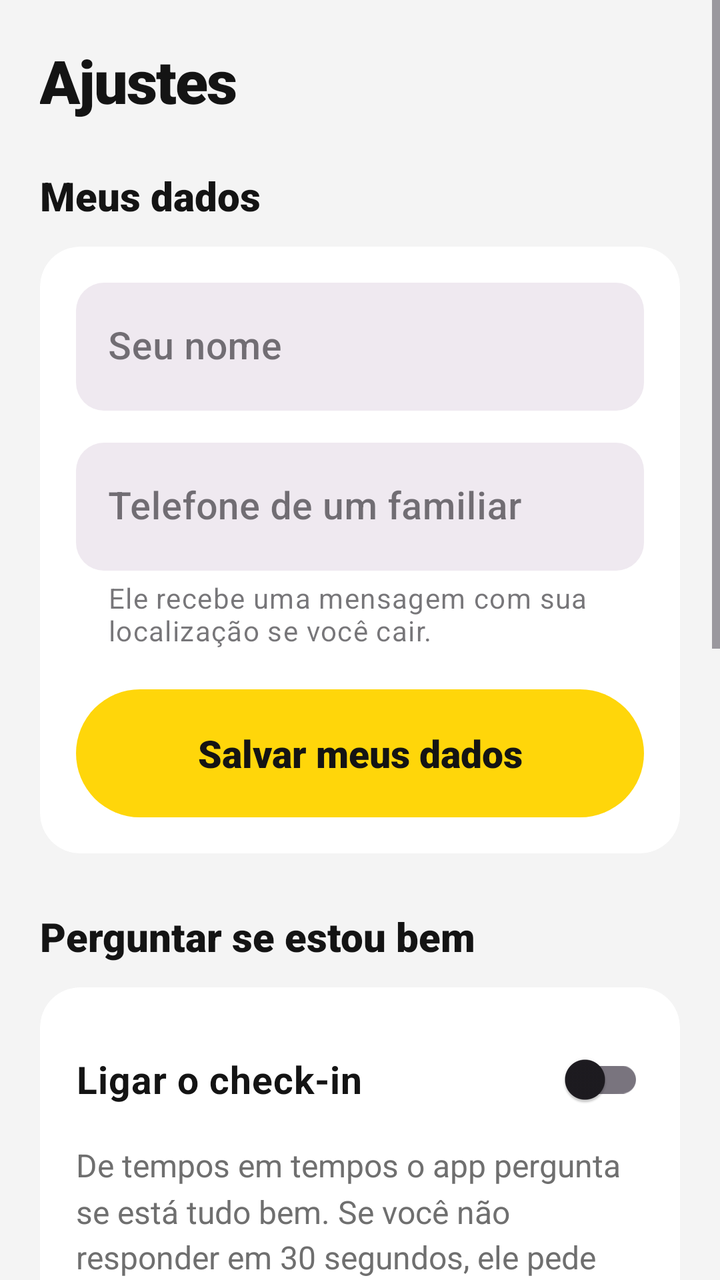
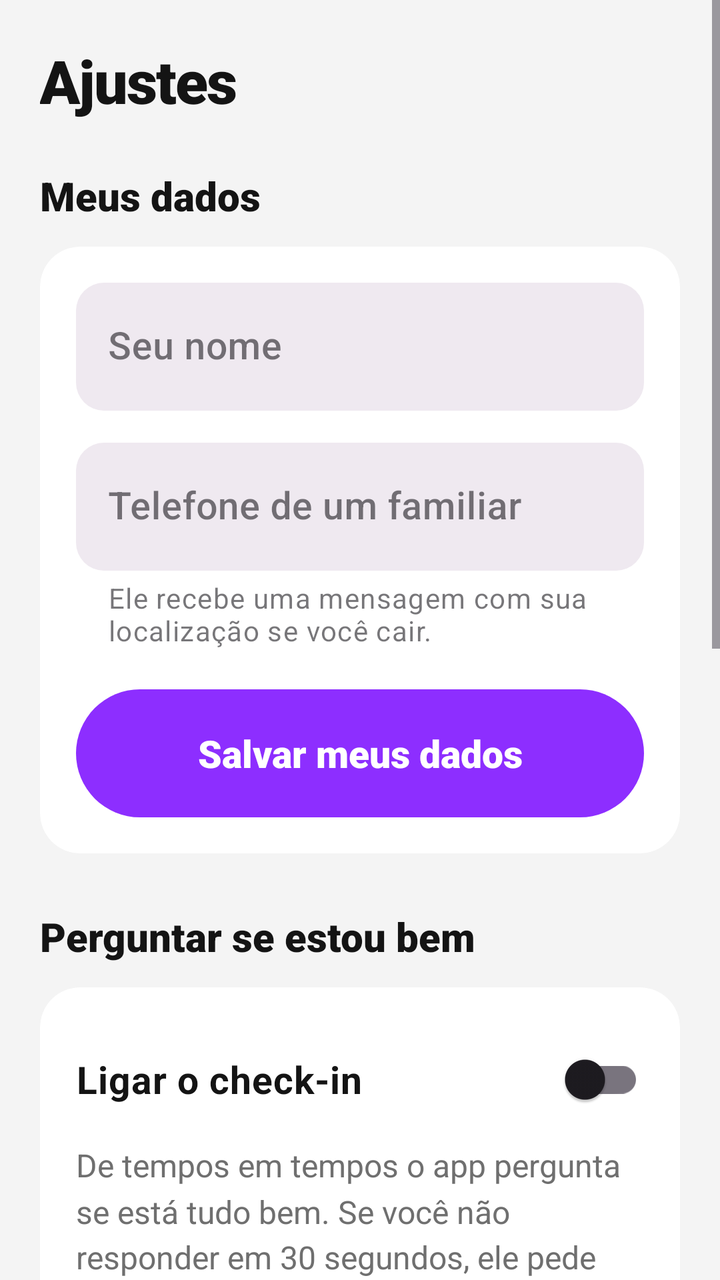

Before-and-after screenshots of an Android layout around one commit, followed by the original layout XML and the change that was made.
<!-- AndroidManifest.xml: application theme Theme.TresSensores -->
<!-- res/layout/tela_ajustes.xml -->
<?xml version="1.0" encoding="utf-8"?>
<ScrollView xmlns:android="http://schemas.android.com/apk/res/android"
    xmlns:app="http://schemas.android.com/apk/res-auto"
    android:layout_width="match_parent"
    android:layout_height="match_parent"
    android:fillViewport="true">

    <LinearLayout
        android:layout_width="match_parent"
        android:layout_height="wrap_content"
        android:orientation="vertical"
        android:padding="20dp">

        <TextView
            style="@style/Socorro.Titulo"
            android:layout_width="wrap_content"
            android:layout_height="wrap_content"
            android:text="Ajustes" />

        
        <TextView
            style="@style/Socorro.Secao"
            android:layout_width="wrap_content"
            android:layout_height="wrap_content"
            android:layout_marginTop="24dp"
            android:tag="sec"
            android:text="Meus dados" />

        <com.google.android.material.card.MaterialCardView
            style="@style/Socorro.Card"
            android:layout_width="match_parent"
            android:layout_height="wrap_content"
            android:layout_marginTop="12dp">

            <LinearLayout
                android:layout_width="match_parent"
                android:layout_height="wrap_content"
                android:orientation="vertical">

                <com.google.android.material.textfield.TextInputLayout
                    android:id="@+id/campoUsuario"
                    style="@style/Socorro.Campo"
                    android:layout_width="match_parent"
                    android:layout_height="wrap_content"
                    android:hint="Seu nome">

                    <com.google.android.material.textfield.TextInputEditText
                        android:id="@+id/edtUsuario"
                        style="@style/Socorro.CampoTexto"
                        android:layout_width="match_parent"
                        android:layout_height="wrap_content"
                        android:inputType="textPersonName|textCapWords"
                        android:maxLength="150" />
                </com.google.android.material.textfield.TextInputLayout>

                <com.google.android.material.textfield.TextInputLayout
                    style="@style/Socorro.Campo"
                    android:layout_width="match_parent"
                    android:layout_height="wrap_content"
                    android:layout_marginTop="16dp"
                    android:hint="Telefone de um familiar"
                    app:helperText="Ele recebe uma mensagem com sua localização se você cair.">

                    <com.google.android.material.textfield.TextInputEditText
                        android:id="@+id/edtTelefone"
                        style="@style/Socorro.CampoTexto"
                        android:layout_width="match_parent"
                        android:layout_height="wrap_content"
                        android:inputType="phone" />
                </com.google.android.material.textfield.TextInputLayout>

                <com.google.android.material.button.MaterialButton
                    android:id="@+id/btnSalvar"
                    style="@style/Socorro.Botao"
                    android:layout_width="match_parent"
                    android:layout_height="wrap_content"
                    android:layout_marginTop="20dp"
                    android:text="Salvar meus dados" />
            </LinearLayout>
        </com.google.android.material.card.MaterialCardView>

        
        <TextView
            style="@style/Socorro.Secao"
            android:layout_width="wrap_content"
            android:layout_height="wrap_content"
            android:layout_marginTop="28dp"
            android:tag="sec"
            android:text="Perguntar se estou bem" />

        <com.google.android.material.card.MaterialCardView
            style="@style/Socorro.Card"
            android:layout_width="match_parent"
            android:layout_height="wrap_content"
            android:layout_marginTop="12dp">

            <LinearLayout
                android:layout_width="match_parent"
                android:layout_height="wrap_content"
                android:orientation="vertical">

                <com.google.android.material.switchmaterial.SwitchMaterial
                    android:id="@+id/switchCheckin"
                    android:layout_width="match_parent"
                    android:layout_height="wrap_content"
                    android:minHeight="56dp"
                    android:text="Ligar o check-in"
                    android:textColor="@color/socorro_texto"
                    android:textSize="19sp"
                    android:textStyle="bold" />

                <TextView
                    style="@style/Socorro.TextoSec"
                    android:layout_width="match_parent"
                    android:layout_height="wrap_content"
                    android:layout_marginTop="4dp"
                    android:tag="sec"
                    android:text="De tempos em tempos o app pergunta se está tudo bem. Se você não responder em 30 segundos, ele pede ajuda." />

                <com.google.android.material.textfield.TextInputLayout
                    style="@style/Socorro.Campo"
                    android:layout_width="match_parent"
                    android:layout_height="wrap_content"
                    android:layout_marginTop="16dp"
                    android:hint="Perguntar a cada"
                    app:suffixText="minutos"
                    app:suffixTextAppearance="@style/Socorro.Dica">

                    <com.google.android.material.textfield.TextInputEditText
                        android:id="@+id/edtIntervalo"
                        style="@style/Socorro.CampoTexto"
                        android:layout_width="match_parent"
                        android:layout_height="wrap_content"
                        android:inputType="number"
                        android:maxLength="3" />
                </com.google.android.material.textfield.TextInputLayout>
            </LinearLayout>
        </com.google.android.material.card.MaterialCardView>

        
        <TextView
            style="@style/Socorro.Secao"
            android:layout_width="wrap_content"
            android:layout_height="wrap_content"
            android:layout_marginTop="28dp"
            android:tag="sec"
            android:text="Funcionar com o app fechado" />

        <com.google.android.material.card.MaterialCardView
            style="@style/Socorro.Card"
            android:layout_width="match_parent"
            android:layout_height="wrap_content"
            android:layout_marginTop="12dp">

            <LinearLayout
                android:layout_width="match_parent"
                android:layout_height="wrap_content"
                android:orientation="vertical">

                <TextView
                    style="@style/Socorro.TextoSec"
                    android:layout_width="match_parent"
                    android:layout_height="wrap_content"
                    android:tag="sec"
                    android:text="Para o app proteger você o tempo todo, todos os itens abaixo precisam estar liberados." />

                
                <LinearLayout
                    android:id="@+id/listaPermissoes"
                    android:layout_width="match_parent"
                    android:layout_height="wrap_content"
                    android:layout_marginTop="8dp"
                    android:orientation="vertical" />

                <com.google.android.material.button.MaterialButton
                    android:id="@+id/btnPermissoesBasicas"
                    style="@style/Socorro.BotaoContorno"
                    android:layout_width="match_parent"
                    android:layout_height="wrap_content"
                    android:layout_marginTop="12dp"
                    android:text="Localização, mensagens e avisos" />

                <com.google.android.material.button.MaterialButton
                    android:id="@+id/btnSobrepor"
                    style="@style/Socorro.BotaoContorno"
                    android:layout_width="match_parent"
                    android:layout_height="wrap_content"
                    android:text="Abrir por cima de outros apps" />

                <com.google.android.material.button.MaterialButton
                    android:id="@+id/btnTelaCheia"
                    style="@style/Socorro.BotaoContorno"
                    android:layout_width="match_parent"
                    android:layout_height="wrap_content"
                    android:text="Alerta em tela cheia" />

                <com.google.android.material.button.MaterialButton
                    android:id="@+id/btnBateria"
                    style="@style/Socorro.BotaoContorno"
                    android:layout_width="match_parent"
                    android:layout_height="wrap_content"
                    android:text="Não economizar bateria" />
            </LinearLayout>
        </com.google.android.material.card.MaterialCardView>

        <TextView
            android:id="@+id/txtSobre"
            style="@style/Socorro.TextoSec"
            android:layout_width="match_parent"
            android:layout_height="wrap_content"
            android:layout_marginTop="24dp"
            android:layout_marginBottom="8dp"
            android:gravity="center"
            android:tag="sec"
            android:text="Socorro 1.0"
            android:textSize="15sp" />
    </LinearLayout>
</ScrollView>
<!-- resources referenced by this layout -->
<resources>
  <color name="socorro_texto">#141414</color>
  <style name="Socorro.Botao">
          <item name="android:minHeight">64dp</item>
          <item name="android:textSize">19sp</item>
          <item name="android:fontFamily">sans-serif-black</item>
          <item name="android:textAllCaps">false</item>
          <item name="android:letterSpacing">0</item>
          <item name="android:textColor">@color/socorro_preto</item>
          <item name="android:insetTop">0dp</item>
          <item name="android:insetBottom">0dp</item>
          <item name="backgroundTint">@color/socorro_amarelo</item>
          <item name="rippleColor">@color/socorro_amarelo_escuro</item>
          <item name="cornerRadius">32dp</item>
          <item name="elevation">0dp</item>
      </style>
  <style name="Socorro.CampoTexto">
          <item name="android:textSize">19sp</item>
          <item name="android:fontFamily">sans-serif-medium</item>
          <item name="android:textColor">@color/socorro_texto</item>
          <item name="android:minHeight">64dp</item>
      </style>
  <style name="Socorro.Card">
          <item name="cardBackgroundColor">@color/socorro_card</item>
          <item name="cardCornerRadius">20dp</item>
          <item name="cardElevation">0dp</item>
          <item name="contentPadding">18dp</item>
          <item name="strokeColor">@color/socorro_borda</item>
          <item name="strokeWidth">0dp</item>
      </style>
  <style name="Socorro.Dica" parent="TextAppearance.MaterialComponents.Subtitle1">
          <item name="android:textSize">16sp</item>
      </style>
  <style name="Socorro.Secao">
          <item name="android:textSize">20sp</item>
          <item name="android:fontFamily">sans-serif-black</item>
          <item name="android:textColor">@color/socorro_texto</item>
      </style>
  <style name="Socorro.TextoSec">
          <item name="android:textSize">16sp</item>
          <item name="android:textColor">@color/socorro_texto_2</item>
          <item name="android:lineSpacingMultiplier">1.2</item>
      </style>
  <style name="Socorro.Titulo">
          <item name="android:textSize">30sp</item>
          <item name="android:fontFamily">sans-serif-black</item>
          <item name="android:letterSpacing">-0.02</item>
          <item name="android:textColor">@color/socorro_texto</item>
      </style>
  <style name="Theme.TresSensores" parent="Base.Theme.TresSensores" />
  <color name="socorro_preto">#141414</color>
  <color name="socorro_amarelo">#FFD60A</color>
  <color name="socorro_amarelo_escuro">#E6BE00</color>
  <color name="socorro_borda">#EBEBEB</color>
  <color name="socorro_campo">#1F8A8A8A</color>
  <color name="socorro_texto_2">#6F6F6F</color>
  <style name="Socorro.Ajuda" parent="TextAppearance.MaterialComponents.Caption">
          <item name="android:textSize">14sp</item>
      </style>
  <color name="socorro_card">#FFFFFF</color>
  <style name="Base.Theme.TresSensores" parent="Theme.Material3.Light.NoActionBar">
          <item name="colorPrimary">@color/socorro_preto</item>
          <item name="colorOnPrimary">@color/socorro_amarelo</item>
          <item name="colorSecondary">@color/socorro_amarelo</item>
          <item name="colorOnSecondary">@color/socorro_preto</item>
          <item name="colorAccent">@color/socorro_preto</item>
          <item name="android:colorBackground">@color/socorro_fundo</item>
          <item name="android:windowLightStatusBar">true</item>
          <item name="android:forceDarkAllowed" tools:targetApi="q">false</item>
      </style>
  <color name="socorro_fundo">#F4F4F4</color>
  <!-- unchanged entries left out for length: 2 -->
</resources>

<!-- the commit's change to res/layout/tela_ajustes.xml (unified diff, before → after) -->
@@ -212,7 +212,7 @@
             android:layout_marginBottom="8dp"
             android:gravity="center"
             android:tag="sec"
-            android:text="Socorro 1.0"
+            android:text="Cai Cai Balão 1.0"
             android:textSize="15sp" />
     </LinearLayout>
 </ScrollView>
<!-- resource entries referenced after the edit -->
@@ -7,7 +7,7 @@
           <item name="android:fontFamily">sans-serif-black</item>
           <item name="android:textAllCaps">false</item>
           <item name="android:letterSpacing">0</item>
-          <item name="android:textColor">@color/socorro_preto</item>
+          <item name="android:textColor">@color/socorro_texto_sobre_roxo</item>
           <item name="android:insetTop">0dp</item>
           <item name="android:insetBottom">0dp</item>
           <item name="backgroundTint">@color/socorro_amarelo</item>
@@ -49,9 +49,10 @@
           <item name="android:textColor">@color/socorro_texto</item>
       </style>
   <style name="Theme.TresSensores" parent="Base.Theme.TresSensores" />
+  <color name="socorro_texto_sobre_roxo">#FFFFFF</color>
   <color name="socorro_preto">#141414</color>
-  <color name="socorro_amarelo">#FFD60A</color>
-  <color name="socorro_amarelo_escuro">#E6BE00</color>
+  <color name="socorro_amarelo">#8D2EFF</color>
+  <color name="socorro_amarelo_escuro">#6F1FD6</color>
   <color name="socorro_borda">#EBEBEB</color>
   <color name="socorro_campo">#1F8A8A8A</color>
   <color name="socorro_texto_2">#6F6F6F</color>
@@ -63,7 +64,7 @@
           <item name="colorPrimary">@color/socorro_preto</item>
           <item name="colorOnPrimary">@color/socorro_amarelo</item>
           <item name="colorSecondary">@color/socorro_amarelo</item>
-          <item name="colorOnSecondary">@color/socorro_preto</item>
+          <item name="colorOnSecondary">@color/socorro_texto_sobre_roxo</item>
           <item name="colorAccent">@color/socorro_preto</item>
           <item name="android:colorBackground">@color/socorro_fundo</item>
           <item name="android:windowLightStatusBar">true</item>
